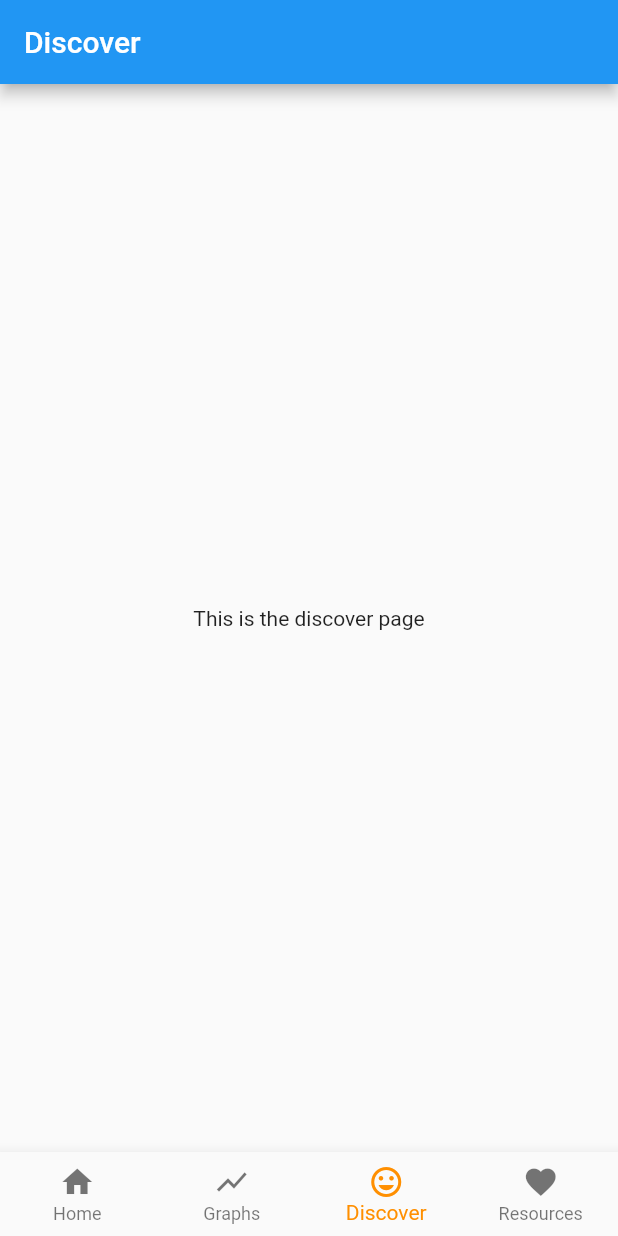
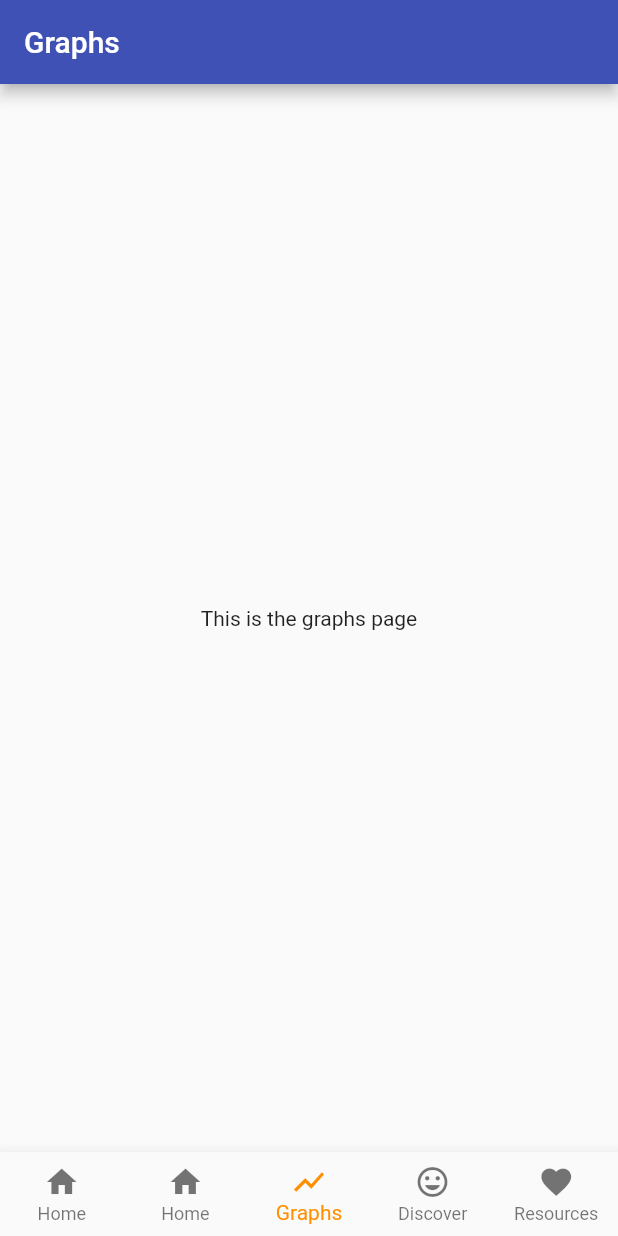
Before and after one commit to mikaylalin/mental_health_tracker, a Flutter app: the screen it shows after launch, item 3 of the bottom bar chosen, on a phone screen of 412 x 824 dp. Run offline on Flutter 3.47's test engine with Material 2 defaults, Android fonts, the phone set to English and light mode, and no system bars.

Commit message:
Update main.dart

```diff
--- a/lib/main.dart
+++ b/lib/main.dart
@@ -2,12 +2,14 @@
 library my_library;
 
 import 'package:flutter/material.dart';
+import 'dart:math';
 
 //add in files to the library
 part 'graphs.dart';
 part 'resources.dart';
 part 'discover.dart';
 part 'home.dart';
+part 'quote.dart';
 
 void main() {
   runApp(MyApp());
@@ -17,11 +19,12 @@ class MyApp extends StatelessWidget {
   // This widget is the root of your application.
   @override
   Widget build(BuildContext context) {
+
     return MaterialApp(
       title: 'Mental Health Tracker',
       theme: ThemeData(
         //application them
-        primarySwatch: Colors.blue,
+        primarySwatch: Colors.indigo,
         //makes the visual density adapt to the platform the app runs on
         visualDensity: VisualDensity.adaptivePlatformDensity,
       ),
@@ -50,6 +53,7 @@ class _MyBottomNavigationBar extends State<MyBottomNavigationBar> {
   int _selectedIndex = 0;
   //list of files, in the same order as the tabs
   final List<Widget> _children = [
+    Quote(),
     Home(),
     Graphs(),
     Discover(),
@@ -79,6 +83,10 @@ class _MyBottomNavigationBar extends State<MyBottomNavigationBar> {
             title: Text('Home'),
           ),
           BottomNavigationBarItem(
+            icon: Icon(Icons.home),
+            title: Text('Home'),
+          ),
+          BottomNavigationBarItem(
             icon: Icon(Icons.show_chart),
             title: Text('Graphs'),
           ),
```
